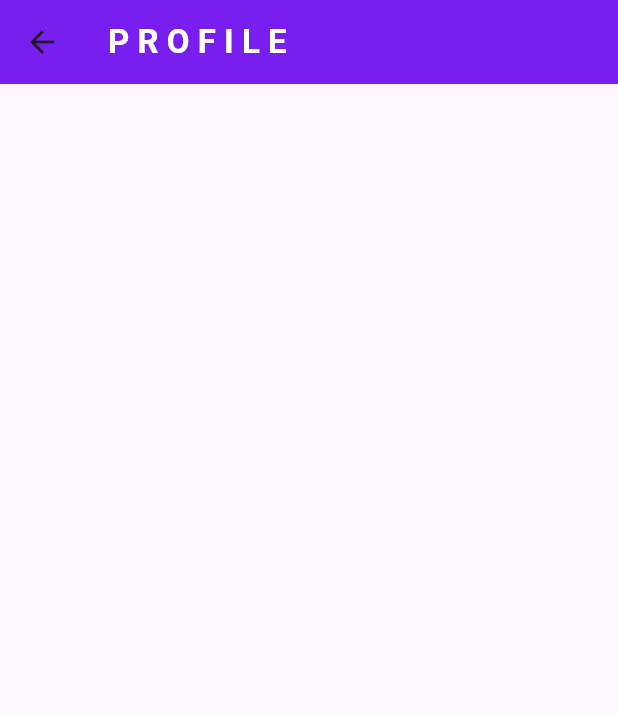
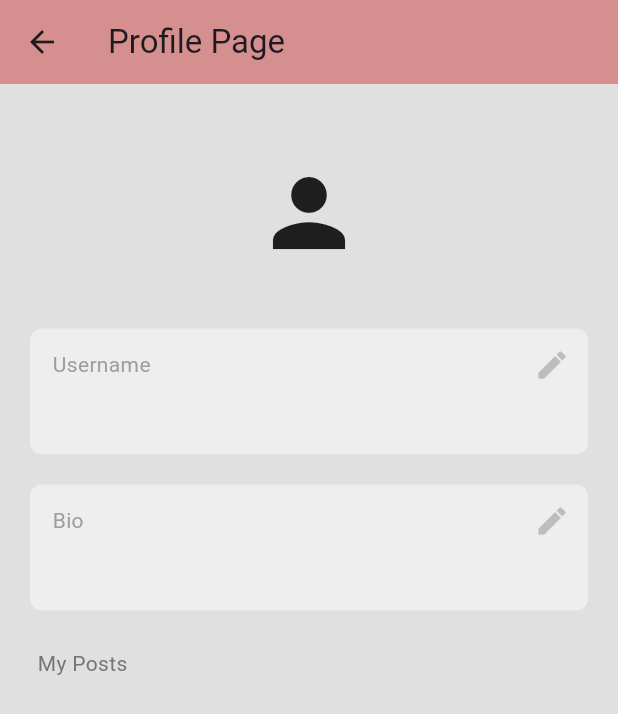
Before and after one commit to alumninetworkapp/Alumni_Net-App, a Flutter app: the ProfilePage screen opened by its route, on a phone screen of 412 x 824 dp. Shown: the top 714 px of the screen. Run offline on Flutter 3.47's test engine with Material 3 defaults, Android fonts, the phone set to English and light mode, and no system bars; our stand-ins replace cloud_firestore, firebase_auth, firebase_core; accounts and stored records are empty.

Commit message:
Added Profile Screen

```diff
--- /dev/null
+++ b/lib/components/text_box.dart
@@ -0,0 +1,51 @@
+import 'package:flutter/material.dart';
+
+class MyTextbox extends StatelessWidget {
+  final String text;
+  final String sectionName;
+  final Function()? onPressed;
+  const MyTextbox(
+      {super.key,
+      required this.text,
+      required this.sectionName,
+      required this.onPressed});
+
+  @override
+  Widget build(BuildContext context) {
+    return Container(
+      decoration: BoxDecoration(
+        color: Colors.grey[200],
+        borderRadius: BorderRadius.circular(8),
+      ),
+      padding: const EdgeInsets.only(left: 15, bottom: 15),
+
+      margin: const EdgeInsets.only(left: 20, right: 20, top: 20),
+      child: Column(
+        crossAxisAlignment: CrossAxisAlignment.start,
+        children: [
+          Row(
+            mainAxisAlignment: MainAxisAlignment.spaceBetween,
+            children: [
+              // section name
+              Text(
+                sectionName,
+                style: TextStyle(color: Colors.grey[500]),
+              ),
+
+              //editButton
+              IconButton(
+                onPressed: onPressed,
+                icon: Icon(
+                  Icons.edit,
+                  color: Colors.grey[400],
+                ),
+              )
+            ],
+          ),
+          // text
+          Text(text),
+        ],
+      ), // Column
+    ); // Container
+  }
+}
--- a/lib/main.dart
+++ b/lib/main.dart
@@ -32,7 +32,7 @@ class MainApp extends StatelessWidget {
       routes: {
         '/login_register_page': (context) => const LoginOrRegister(),
         '/home_page': (context) => const HomePage(),
-        '/profile_page': (context) => const ProfilePage(),
+        '/profile_page': (context) => ProfilePage(),
         '/members_page': (context) => const MembersPage(),
         '/aboutus_page': (context) => const AboutUsPage(),
         '/settings_page': (context) => const SettingsPage(),
--- a/lib/screens/profile_screen.dart
+++ b/lib/screens/profile_screen.dart
@@ -1,21 +1,114 @@
+import 'package:cloud_firestore/cloud_firestore.dart';
+import 'package:demo_alumnet/components/text_box.dart';
+import 'package:firebase_auth/firebase_auth.dart';
 import 'package:flutter/material.dart';
 
 class ProfilePage extends StatelessWidget {
-  const ProfilePage({super.key});
+  ProfilePage({super.key});
+
+//   @override
+//   Widget build(BuildContext context) {
+//     return Scaffold(
+//       appBar: AppBar(
+//         backgroundColor: Color.fromARGB(255, 120, 30, 238),
+//         title: Text(
+//           'P R O F I L E',
+//           style: TextStyle(
+//             fontWeight: FontWeight.bold,
+//             color: Colors.white,
+//           ),
+//         ),
+//       ),
+//     );
+//   }
+// }
+
+  final currentUser = FirebaseAuth.instance.currentUser!;
+
+  // edit field
+  Future<void> editField(String field) async {}
 
   @override
   Widget build(BuildContext context) {
     return Scaffold(
+      backgroundColor: Colors.grey[300],
       appBar: AppBar(
-        backgroundColor: Color.fromARGB(255, 120, 30, 238),
-        title: Text(
-          'P R O F I L E',
-          style: TextStyle(
-            fontWeight: FontWeight.bold,
-            color: Colors.white,
-          ),
-        ),
+        title: const Text("Profile Page"),
+        backgroundColor: const Color.fromARGB(255, 214, 143, 143),
       ),
+      body: StreamBuilder<DocumentSnapshot>(
+        stream: FirebaseFirestore.instance
+            .collection("users")
+            .doc(currentUser.uid)
+            .snapshots(),
+        builder: (context, snapshot) {
+          // get user data
+          if (snapshot.hasData) {
+            final userData = snapshot.data!.data() as Map<String, dynamic>;
+
+            return ListView(children: [
+              SizedBox(height: 50),
+              //profile pic
+              Icon(
+                Icons.person,
+                size: 72,
+              ),
+              // Icon
+
+              // user email
+
+              Text(
+                currentUser.email!,
+                textAlign: TextAlign.center,
+              ),
+
+              // user details
+
+              // Padding(
+              //   padding: const EdgeInsets.only(left: 25.0, top: 25.0),
+              //   child: Text(
+              //     'My Details',
+              //     style: TextStyle(color: Colors.grey[600]),
+              //   ),
+              // ),
+
+              // username
+
+              MyTextbox(
+                text: userData['username'],
+                sectionName: "Username",
+                onPressed: () => editField("username"),
+              ),
+
+              // bio
+
+              MyTextbox(
+                text: userData['username'],
+                sectionName: "Bio",
+                onPressed: () => editField("bio"),
+              ),
+
+              // user posts
+
+              Padding(
+                padding: const EdgeInsets.only(left: 25.0, top: 25.0),
+                child: Text(
+                  'My Posts',
+                  style: TextStyle(color: Colors.grey[600]),
+                ),
+              ),
+            ]);
+          } else if (snapshot.hasError) {
+            return Center(
+              child: Text('Error${snapshot.error}'),
+            );
+          }
+
+          return const Center(
+            child: CircularProgressIndicator(),
+          );
+        },
+      ), // StreamBuilder
     );
   }
 }
--- a/lib/screens/settings_screen.dart
+++ b/lib/screens/settings_screen.dart
@@ -1,5 +1,5 @@
 import 'package:demo_alumnet/components/my_list_tile.dart';
-import 'package:demo_alumnet/components/widgets.dart';
+// import 'package:demo_alumnet/components/widgets.dart';
 import 'package:demo_alumnet/services/auth/auth_service.dart';
 import 'package:flutter/material.dart';
 import 'package:provider/provider.dart';
```
